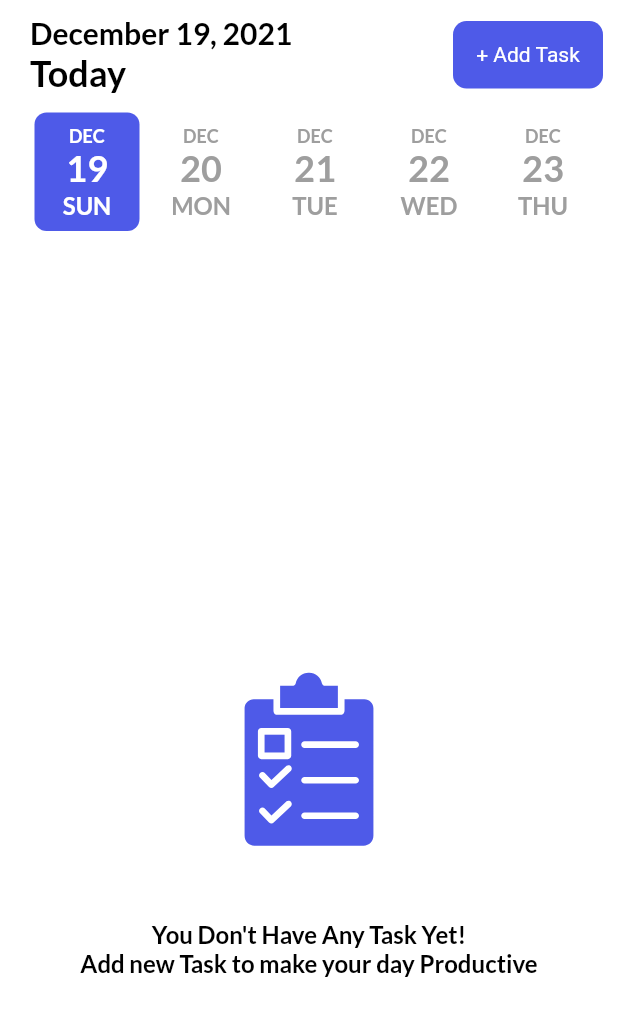
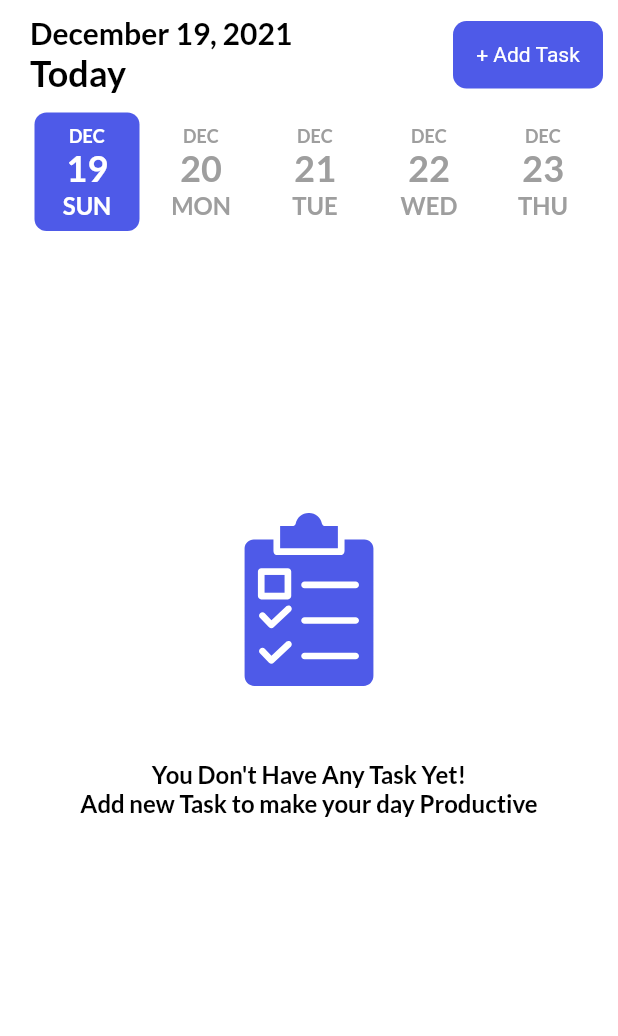
Before and after one commit to AbdArrahmanD/my_todo, a Flutter app: the screen it shows after launch, on a phone screen of 412 x 824 dp, the part 84-1120 px from its top. Run offline on Flutter 3.47's test engine with Material 2 defaults, Android fonts, the phone set to English and light mode, and no system bars; drawn by our look-alikes of date_picker_timeline; our stand-ins replace flutter_local_notifications, flutter_native_timezone, flutter_staggered_animations, flutter_svg, get, get_storage and 4 more; accounts and stored records are empty.

```diff
--- a/lib/views/pages/home_screen.dart
+++ b/lib/views/pages/home_screen.dart
@@ -101,9 +101,13 @@ class _HomeScreenState extends State<HomeScreen> {
       );
 
   Obx showTasks() {
+    List selectedList = [];
+    Iterable<Task> tasks = taskController.tasksList
+        .where((task) => task.date == DateFormat.yMd().format(selecedDate));
+    selectedList.addAll(tasks);
     return Obx(
       () => Expanded(
-          child: taskController.tasksList.isEmpty
+          child: taskController.tasksList.isEmpty || selectedList.isEmpty
               ? noTaskYet()
               : RefreshIndicator(
                   onRefresh: refresh,
@@ -159,7 +163,6 @@ class _HomeScreenState extends State<HomeScreen> {
         margin: const EdgeInsets.symmetric(vertical: 10, horizontal: 20),
         child: RefreshIndicator(
           onRefresh: refresh,
-          child: Center(
           child: SingleChildScrollView(
             child: Wrap(
               alignment: WrapAlignment.center,
@@ -183,7 +186,6 @@ class _HomeScreenState extends State<HomeScreen> {
                   textAlign: TextAlign.center,
                 ),
               ],
-              ),
             ),
           ),
         ),
```
Lines whose indentation alone changed are shown as unchanged.
